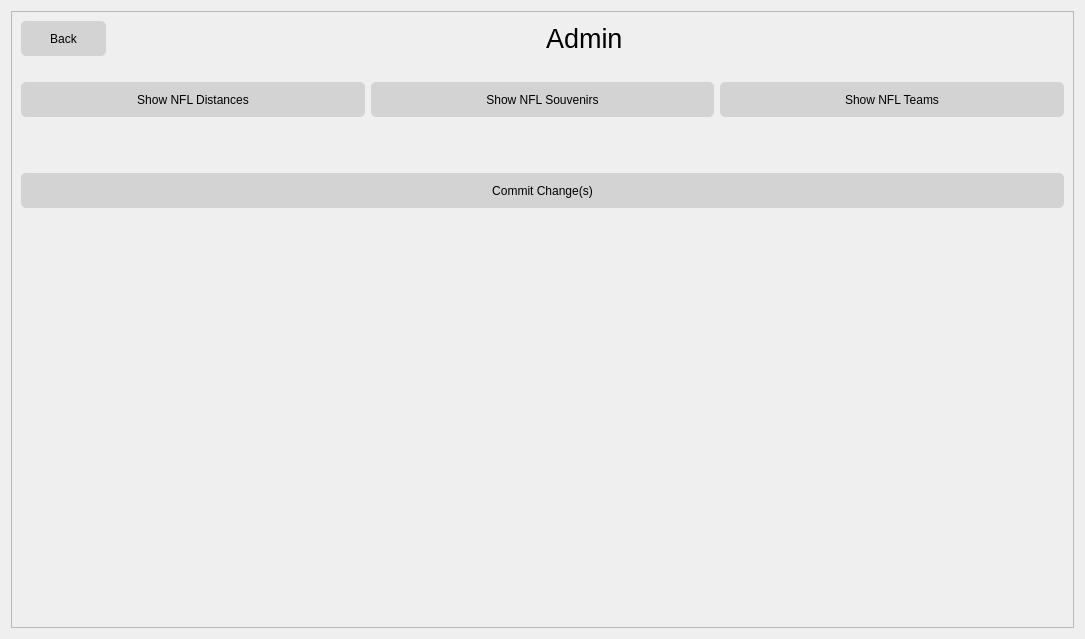
Above: admin.ui from Cyriously1/NFLTour before the change. Below: the same form after it.
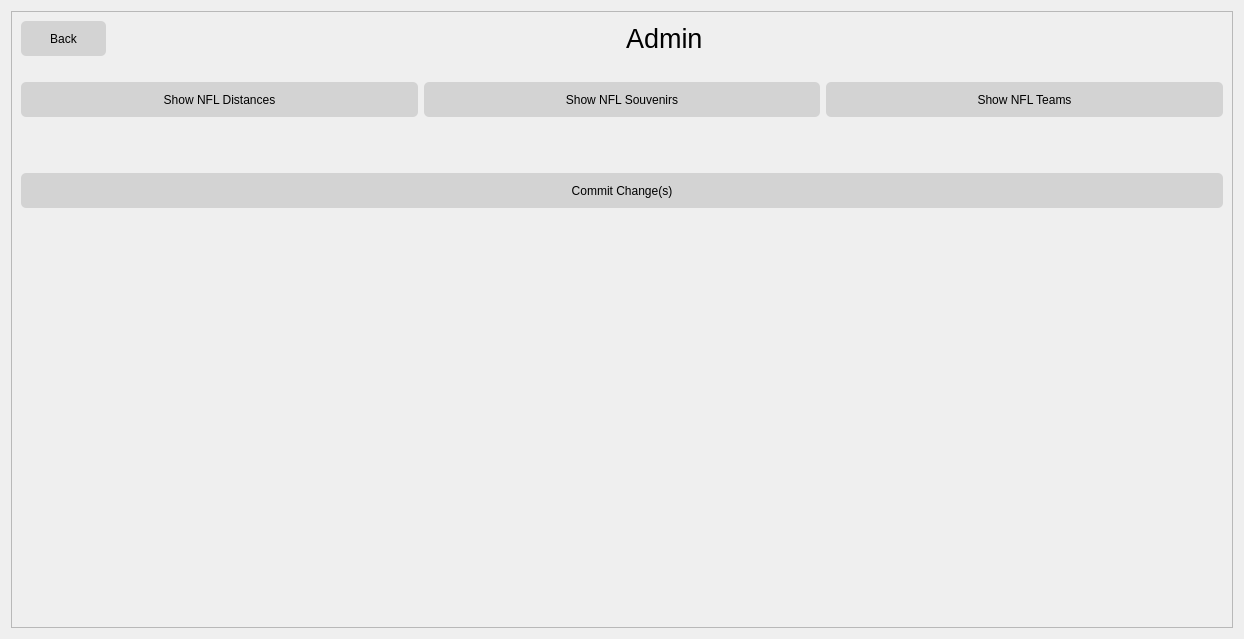
That is the form after the change. Icons and pictures are not drawn.

The edit to the form file:
```diff
--- a/admin.ui
+++ b/admin.ui
@@ -6,7 +6,7 @@
    <rect>
     <x>0</x>
     <y>0</y>
-    <width>1085</width>
+    <width>1244</width>
     <height>639</height>
    </rect>
   </property>
@@ -72,7 +72,7 @@
        <rect>
         <x>0</x>
         <y>0</y>
-        <width>1065</width>
+        <width>1224</width>
         <height>1312</height>
        </rect>
       </property>
@@ -144,7 +144,7 @@
            </property>
            <property name="maximumSize">
             <size>
-             <width>1050</width>
+             <width>1250</width>
              <height>500</height>
             </size>
            </property>
```
